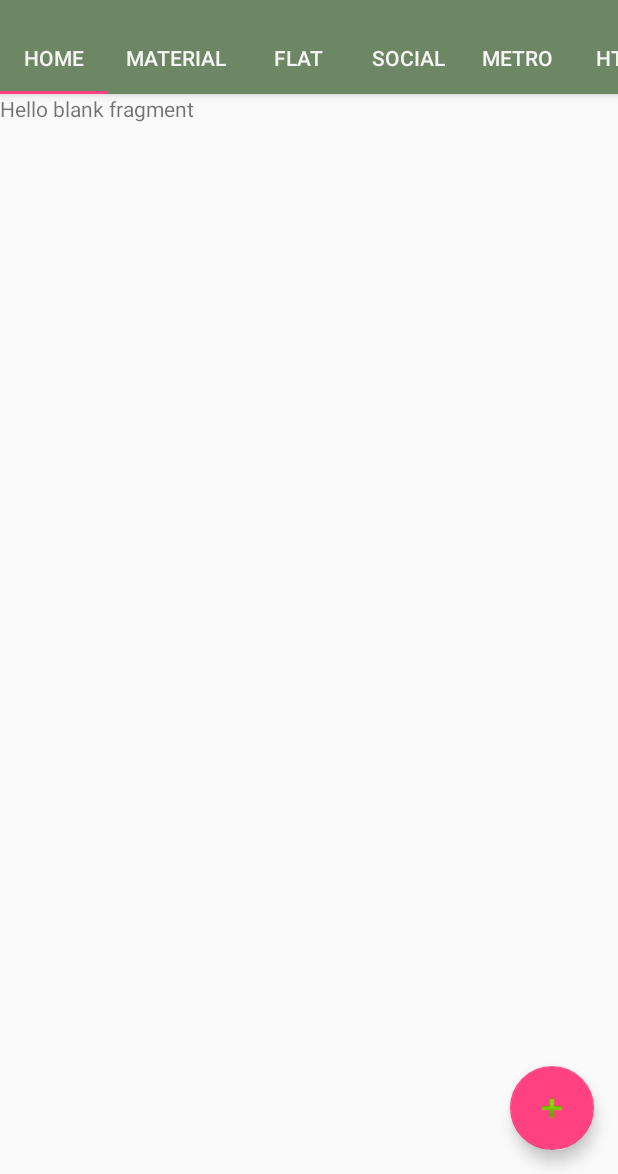
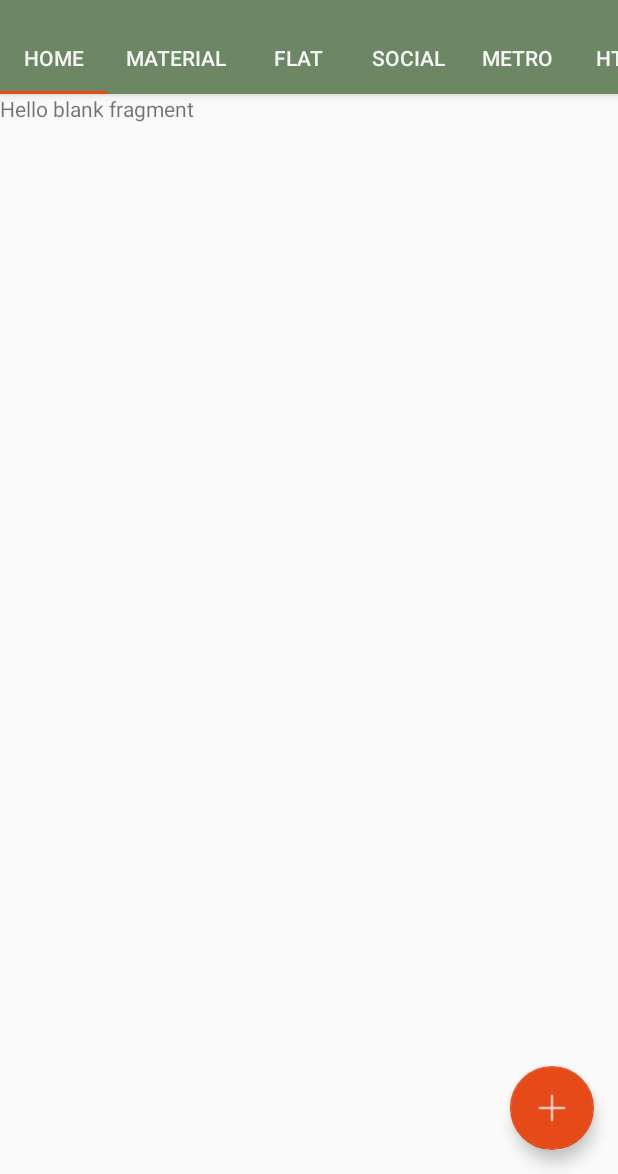
Before and after one commit to AntriKodSoft/ColorHub, an Android app: the screen it shows after launch (MainActivity), on a phone screen of 412 x 824 dp, the part 62-1236 px from its top. Run offline under Robolectric (Android 15) with nearby library versions, the phone set to English and light mode, and no system bars.

Commit message:
set floating action button background color

```diff
--- a/app/src/main/java/cheetatech/com/colorhub/MainActivity.java
+++ b/app/src/main/java/cheetatech/com/colorhub/MainActivity.java
@@ -1,6 +1,7 @@
 package cheetatech.com.colorhub;
 
 import android.content.Intent;
+import android.content.res.ColorStateList;
 import android.graphics.Color;
 import android.media.Image;
 import android.net.Uri;
@@ -31,6 +32,7 @@ import cheetatech.com.colorhub.controller.DrawerListController;
 import cheetatech.com.colorhub.controller.ToolBarController;
 import cheetatech.com.colorhub.defines.BoardEditor;
 import cheetatech.com.colorhub.drawer.ColorSelect;
+import cheetatech.com.colorhub.listeners.FloatButtonListener;
 import cheetatech.com.colorhub.listeners.ListenerModel;
 import layout.FlatColorFragment;
 import layout.HomeFragment;
@@ -39,7 +41,7 @@ import layout.MaterialColorFragment;
 import layout.MetroColorFragment;
 import layout.SocialColorFragment;
 
-public class MainActivity extends AppCompatActivity implements ListView.OnItemClickListener, TabLayout.OnTabSelectedListener ,View.OnClickListener {
+public class MainActivity extends AppCompatActivity implements FloatButtonListener.OnFabListener,ListView.OnItemClickListener, TabLayout.OnTabSelectedListener ,View.OnClickListener {
 
     private Toolbar toolbar = null;
     private TabLayout tabLayout = null;
@@ -127,6 +129,7 @@ public class MainActivity extends AppCompatActivity implements ListView.OnItemCl
         ToolBarController.getInstance().setTabLayout(tabLayout);
 
 
+
         fab = (FloatingActionButton) findViewById(R.id.fab);
         fab.setOnClickListener(new View.OnClickListener() {
             @Override
@@ -139,6 +142,8 @@ public class MainActivity extends AppCompatActivity implements ListView.OnItemCl
             }
         });
 
+
+        fab.setBackgroundTintList(ColorStateList.valueOf(Color.parseColor("#E64A19")));
         ((ImageButton) findViewById(R.id.icon_facebook)).setOnClickListener(this);
         ((ImageButton) findViewById(R.id.icon_twitter)).setOnClickListener(this);
         ((ImageButton) findViewById(R.id.icon_browser)).setOnClickListener(this);
@@ -244,4 +249,9 @@ public class MainActivity extends AppCompatActivity implements ListView.OnItemCl
         Uri uri = Uri.parse(url); // missing 'http://' will cause crashed
         startActivity(new Intent(Intent.ACTION_VIEW, uri));
     }
+
+    @Override
+    public void onFabSetColor(int color) {
+        fab.setBackgroundTintList(ColorStateList.valueOf(color));
+    }
 }
--- a/app/src/main/java/cheetatech/com/colorhub/adapters/GridViewArrayAdapter.java
+++ b/app/src/main/java/cheetatech/com/colorhub/adapters/GridViewArrayAdapter.java
@@ -58,7 +58,8 @@ public class GridViewArrayAdapter extends ArrayAdapter<ColorInfo>  {
                     BoardEditor.getInstance().copyToClipBoard(colorInfos.get(position).getColorCode());
                     Toast.makeText(BoardEditor.getInstance().getContext(), "Color " + colorInfos.get(position).getColorCode() +
                             " copied to clipboard...", Toast.LENGTH_SHORT).show();
-                    ToolBarController.getInstance().setColor(Color.parseColor(colorInfos.get(position).getColorCode()));
+                    //ToolBarController.getInstance().setColor(Color.parseColor(colorInfos.get(position).getColorCode()));
+
                 }
             });
             RelativeLayout layout = (RelativeLayout) view.findViewById(R.id.rootColorLayout);
--- a/app/src/main/java/cheetatech/com/colorhub/controller/ToolBarController.java
+++ b/app/src/main/java/cheetatech/com/colorhub/controller/ToolBarController.java
@@ -1,5 +1,7 @@
 package cheetatech.com.colorhub.controller;
 
+import android.content.res.ColorStateList;
+import android.support.design.widget.FloatingActionButton;
 import android.support.design.widget.TabLayout;
 import android.support.v7.widget.Toolbar;
 
@@ -39,4 +41,7 @@ public class ToolBarController {
         this.tabLayout.setTabTextColors(color,color);
         toolbar.setTitleTextColor(color);
     }
+
+
+
 }
--- a/app/src/main/res/layout/activity_main.xml
+++ b/app/src/main/res/layout/activity_main.xml
@@ -54,7 +54,9 @@
         android:layout_height="wrap_content"
         android:layout_gravity="bottom|end"
         android:layout_margin="@dimen/fab_margin"
-        android:src="@android:drawable/ic_input_add" />
+        android:src="@drawable/ic_action_plus"
+        android:backgroundTint="@color/colorAccent"
+        />
 
 </android.support.design.widget.CoordinatorLayout>
 
--- a/app/src/main/res/values/colors.xml
+++ b/app/src/main/res/values/colors.xml
@@ -2,11 +2,12 @@
 <resources>
     <color name="colorPrimary">#6D8764</color>  <!--B2EBF2-->
     <color name="colorPrimaryDark">#303F9F</color>
-    <color name="colorAccent">#FF4081</color>
+    <color name="colorAccent">#E64A19</color>
     <color name="colorDarkGrey">#FF2B2C43</color>
 
     <color name="colorPrimaryText">#F5F5F5</color>
 
+    <color name="colorAccent2">#FF4081</color>
     <color name="colorSoftBlue">#B2EBF2</color>
     <color name="colorSoftGrey">#FF8C8D99</color>
     <color name="white">#ffffff</color>
```
Also changed, not shown: app/src/main/java/cheetatech/com/colorhub/adapters/ColorArrayListAdapter.java (+7 -2 lines), app/src/main/java/cheetatech/com/colorhub/listeners/FloatButtonListener.java (added, +32 -0 lines), app/src/main/res/drawable-hdpi/ic_action_plus.png (added), app/src/main/res/drawable-mdpi/ic_action_plus.png (added), app/src/main/res/drawable-xhdpi/ic_action_plus.png (added), app/src/main/res/drawable-xxhdpi/ic_action_plus.png (added).
